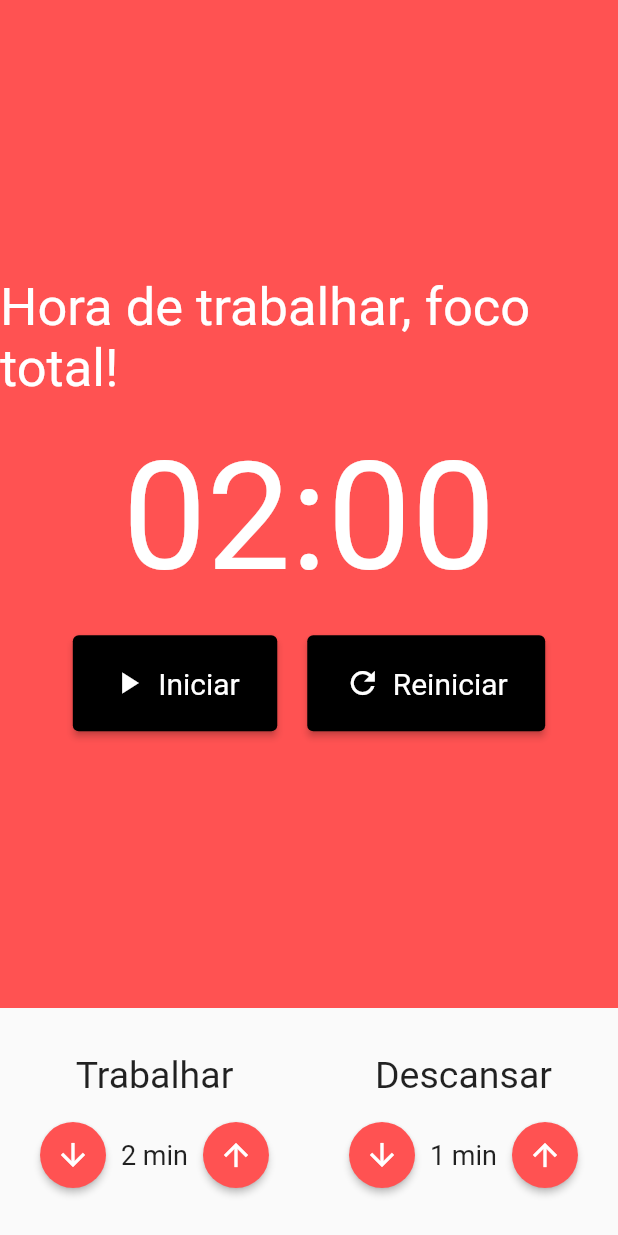
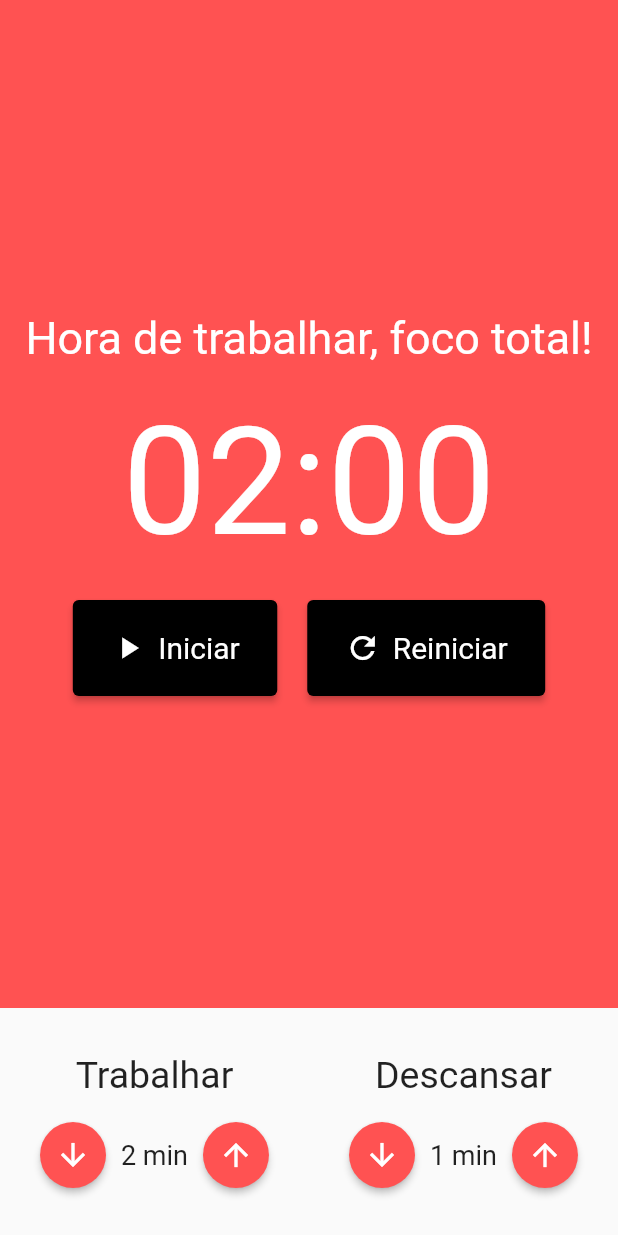
Before and after one commit to Lucas98Fernando/pomodoro-app, a Flutter app: the screen it shows after launch, on a phone screen of 412 x 824 dp. Run offline on Flutter 3.47's test engine with Material 2 defaults, Android fonts, the phone set to English and light mode, and no system bars; our stand-ins replace flutter_mobx, mobx; generated files the repository leaves out were written again.

```diff
--- a/lib/components/Stopwatch.dart
+++ b/lib/components/Stopwatch.dart
@@ -23,8 +23,9 @@ class Stopwatch extends StatelessWidget {
               store.isWorking()
                   ? 'Hora de trabalhar, foco total!'
                   : 'Hora de dencansar',
+              textAlign: TextAlign.center,
               style: TextStyle(
-                fontSize: 35,
+                fontSize: 30,
                 color: Colors.white,
               ),
             ),
```
Also changed, not shown: pubspec.yaml (+8 -3 lines), assets/images/pomodoro.png (added), pubspec.lock, 23 other files.
